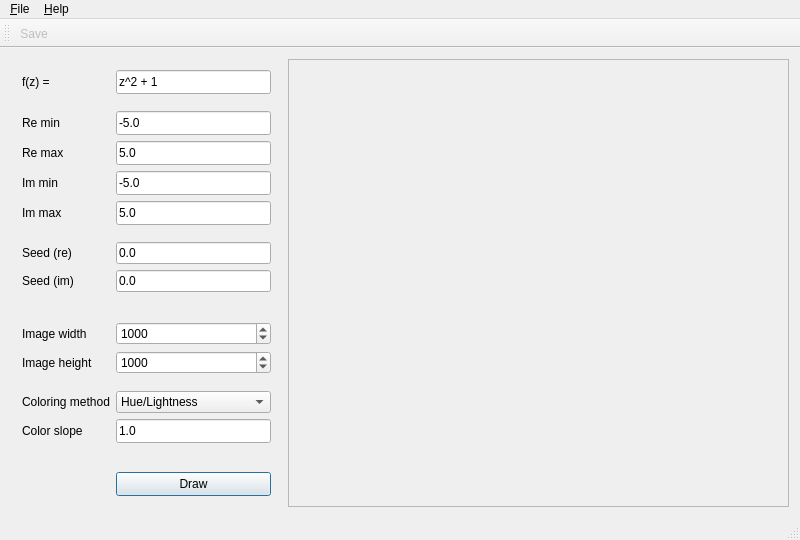
First picture: the form in src/ui/mainwindow.ui, repository mistarro/complex-plot, before the edit.
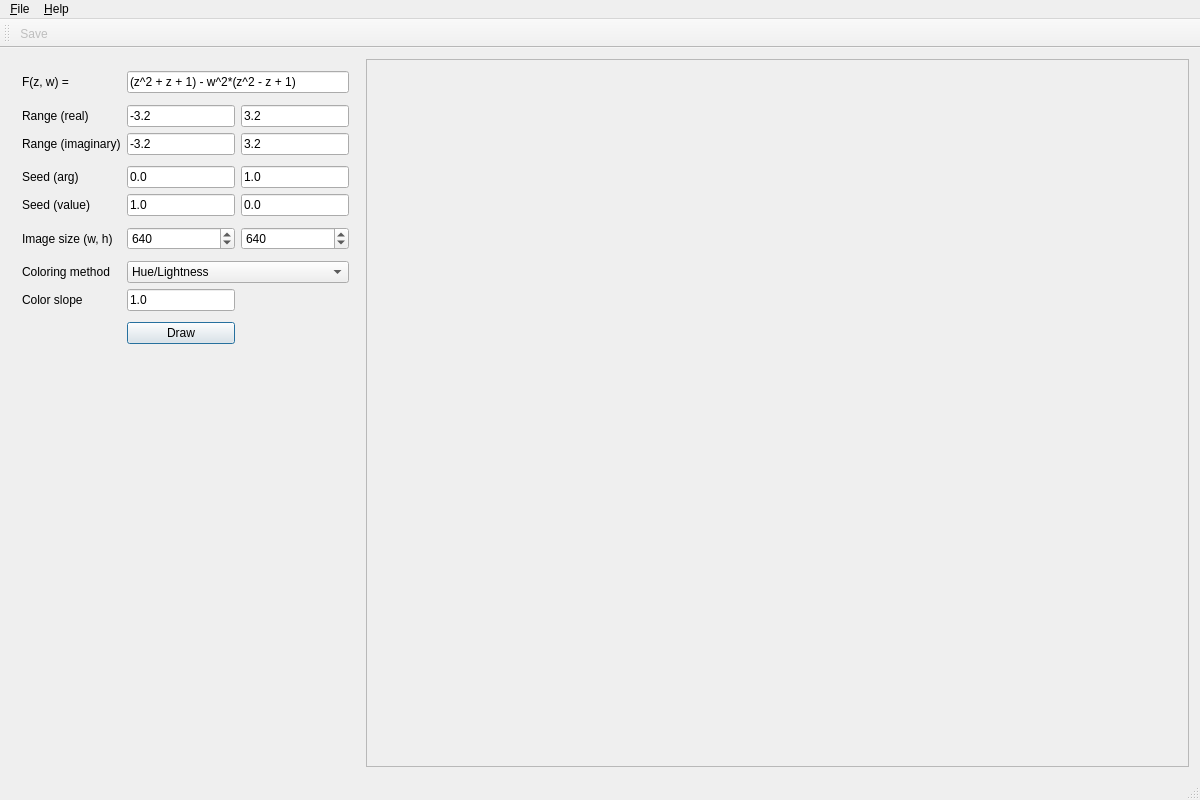
Second picture: the form after the edit. Icons and pictures are not drawn. Custom widgets are drawn as their Qt base class.

Patch:
```diff
--- a/src/ui/mainwindow.ui
+++ b/src/ui/mainwindow.ui
@@ -6,8 +6,8 @@
    <rect>
     <x>0</x>
     <y>0</y>
-    <width>800</width>
-    <height>540</height>
+    <width>1200</width>
+    <height>800</height>
    </rect>
   </property>
   <property name="minimumSize">
@@ -43,44 +43,60 @@
     <item>
      <widget class="QWidget" name="formWidget" native="true">
       <property name="sizePolicy">
-       <sizepolicy hsizetype="Fixed" vsizetype="Preferred">
+       <sizepolicy hsizetype="Fixed" vsizetype="Minimum">
         <horstretch>0</horstretch>
         <verstretch>0</verstretch>
        </sizepolicy>
       </property>
-      <layout class="QFormLayout" name="formLayout">
+      <layout class="QGridLayout" name="gridLayout" columnstretch="0,1,1" columnminimumwidth="0,1,1">
        <property name="sizeConstraint">
         <enum>QLayout::SetMinimumSize</enum>
        </property>
-       <item row="0" column="0">
-        <widget class="QLabel" name="formulaLabel">
+       <item row="14" column="1">
+        <spacer name="verticalSpacer_2">
+         <property name="orientation">
+          <enum>Qt::Vertical</enum>
+         </property>
+         <property name="sizeType">
+          <enum>QSizePolicy::Expanding</enum>
+         </property>
+         <property name="sizeHint" stdset="0">
+          <size>
+           <width>20</width>
+           <height>5</height>
+          </size>
+         </property>
+        </spacer>
+       </item>
+       <item row="3" column="2">
+        <widget class="QLineEdit" name="imMaxLineEdit">
+         <property name="sizePolicy">
+          <sizepolicy hsizetype="MinimumExpanding" vsizetype="Fixed">
+           <horstretch>1</horstretch>
+           <verstretch>1</verstretch>
+          </sizepolicy>
+         </property>
          <property name="minimumSize">
           <size>
            <width>0</width>
-           <height>24</height>
+           <height>0</height>
           </size>
          </property>
          <property name="text">
-          <string>f(z) =</string>
+          <string>3.2</string>
          </property>
         </widget>
        </item>
-       <item row="0" column="1">
-        <widget class="QLineEdit" name="formulaLineEdit">
+       <item row="5" column="2">
+        <widget class="QLineEdit" name="imSeedArgLineEdit">
          <property name="sizePolicy">
-          <sizepolicy hsizetype="MinimumExpanding" vsizetype="Minimum">
-           <horstretch>0</horstretch>
-           <verstretch>0</verstretch>
+          <sizepolicy hsizetype="MinimumExpanding" vsizetype="Fixed">
+           <horstretch>1</horstretch>
+           <verstretch>1</verstretch>
           </sizepolicy>
          </property>
-         <property name="minimumSize">
-          <size>
-           <width>120</width>
-           <height>24</height>
-          </size>
-         </property>
          <property name="text">
-          <string>z^2 + 1</string>
+          <string>1.0</string>
          </property>
         </widget>
        </item>
@@ -100,111 +116,52 @@
          </property>
         </spacer>
        </item>
-       <item row="2" column="0">
-        <widget class="QLabel" name="reminLabel">
-         <property name="text">
-          <string>Re min</string>
-         </property>
-        </widget>
-       </item>
-       <item row="2" column="1">
-        <widget class="QLineEdit" name="reminLineEdit">
-         <property name="sizePolicy">
-          <sizepolicy hsizetype="MinimumExpanding" vsizetype="Minimum">
-           <horstretch>0</horstretch>
-           <verstretch>0</verstretch>
-          </sizepolicy>
-         </property>
+       <item row="0" column="0">
+        <widget class="QLabel" name="formulaLabel">
          <property name="minimumSize">
           <size>
-           <width>120</width>
+           <width>0</width>
            <height>24</height>
           </size>
          </property>
          <property name="text">
-          <string>-5.0</string>
+          <string>F(z, w) =</string>
          </property>
         </widget>
        </item>
-       <item row="3" column="0">
-        <widget class="QLabel" name="remaxLabel">
-         <property name="text">
-          <string>Re max</string>
-         </property>
-        </widget>
-       </item>
-       <item row="3" column="1">
-        <widget class="QLineEdit" name="remaxLineEdit">
+       <item row="11" column="1">
+        <widget class="QLineEdit" name="colorSlopeLineEdit">
          <property name="sizePolicy">
-          <sizepolicy hsizetype="MinimumExpanding" vsizetype="Minimum">
-           <horstretch>0</horstretch>
-           <verstretch>0</verstretch>
+          <sizepolicy hsizetype="MinimumExpanding" vsizetype="Fixed">
+           <horstretch>1</horstretch>
+           <verstretch>1</verstretch>
           </sizepolicy>
          </property>
          <property name="minimumSize">
           <size>
-           <width>120</width>
-           <height>24</height>
+           <width>0</width>
+           <height>0</height>
           </size>
          </property>
          <property name="text">
-          <string>5.0</string>
-         </property>
-        </widget>
-       </item>
-       <item row="4" column="0">
-        <widget class="QLabel" name="imminLabel">
-         <property name="text">
-          <string>Im min</string>
-         </property>
-        </widget>
-       </item>
-       <item row="4" column="1">
-        <widget class="QLineEdit" name="imminLineEdit">
-         <property name="sizePolicy">
-          <sizepolicy hsizetype="MinimumExpanding" vsizetype="Minimum">
-           <horstretch>0</horstretch>
-           <verstretch>0</verstretch>
-          </sizepolicy>
-         </property>
-         <property name="minimumSize">
-          <size>
-           <width>120</width>
-           <height>24</height>
-          </size>
-         </property>
-         <property name="text">
-          <string>-5.0</string>
-         </property>
-        </widget>
-       </item>
-       <item row="5" column="0">
-        <widget class="QLabel" name="immaxLabel">
-         <property name="text">
-          <string>Im max</string>
+          <string>1.0</string>
          </property>
         </widget>
        </item>
        <item row="5" column="1">
-        <widget class="QLineEdit" name="immaxLineEdit">
+        <widget class="QLineEdit" name="reSeedArgLineEdit">
          <property name="sizePolicy">
-          <sizepolicy hsizetype="MinimumExpanding" vsizetype="Minimum">
-           <horstretch>0</horstretch>
-           <verstretch>0</verstretch>
+          <sizepolicy hsizetype="MinimumExpanding" vsizetype="Fixed">
+           <horstretch>1</horstretch>
+           <verstretch>1</verstretch>
           </sizepolicy>
          </property>
-         <property name="minimumSize">
-          <size>
-           <width>120</width>
-           <height>24</height>
-          </size>
-         </property>
          <property name="text">
-          <string>5.0</string>
+          <string>0.0</string>
          </property>
         </widget>
        </item>
-       <item row="6" column="1">
+       <item row="4" column="1">
         <spacer name="formVerticalSpacer2">
          <property name="orientation">
           <enum>Qt::Vertical</enum>
@@ -220,81 +177,78 @@
          </property>
         </spacer>
        </item>
+       <item row="9" column="1">
+        <spacer name="formVerticalSpacer3">
+         <property name="orientation">
+          <enum>Qt::Vertical</enum>
+         </property>
+         <property name="sizeType">
+          <enum>QSizePolicy::Fixed</enum>
+         </property>
+         <property name="sizeHint" stdset="0">
+          <size>
+           <width>20</width>
+           <height>5</height>
+          </size>
+         </property>
+        </spacer>
+       </item>
        <item row="10" column="0">
-        <widget class="QLabel" name="imageWidthLabel">
+        <widget class="QLabel" name="coloringMethodLabel">
          <property name="text">
-          <string>Image width</string>
+          <string>Coloring method</string>
          </property>
         </widget>
        </item>
-       <item row="11" column="0">
-        <widget class="QLabel" name="imageHeightLabel">
+       <item row="8" column="2">
+        <widget class="QSpinBox" name="imageHeightSpinBox">
+         <property name="sizePolicy">
+          <sizepolicy hsizetype="MinimumExpanding" vsizetype="Fixed">
+           <horstretch>1</horstretch>
+           <verstretch>1</verstretch>
+          </sizepolicy>
+         </property>
+         <property name="specialValueText">
+          <string notr="true"/>
+         </property>
+         <property name="minimum">
+          <number>4</number>
+         </property>
+         <property name="maximum">
+          <number>16000</number>
+         </property>
+         <property name="value">
+          <number>640</number>
+         </property>
+        </widget>
+       </item>
+       <item row="2" column="1">
+        <widget class="QLineEdit" name="reMinLineEdit">
+         <property name="sizePolicy">
+          <sizepolicy hsizetype="MinimumExpanding" vsizetype="Fixed">
+           <horstretch>1</horstretch>
+           <verstretch>1</verstretch>
+          </sizepolicy>
+         </property>
+         <property name="minimumSize">
+          <size>
+           <width>0</width>
+           <height>0</height>
+          </size>
+         </property>
          <property name="text">
-          <string>Image height</string>
+          <string>-3.2</string>
          </property>
         </widget>
        </item>
        <item row="12" column="1">
-        <spacer name="formVerticalSpacer3">
-         <property name="orientation">
-          <enum>Qt::Vertical</enum>
-         </property>
-         <property name="sizeType">
-          <enum>QSizePolicy::Fixed</enum>
-         </property>
-         <property name="sizeHint" stdset="0">
-          <size>
-           <width>20</width>
-           <height>5</height>
-          </size>
-         </property>
-        </spacer>
-       </item>
-       <item row="13" column="1">
-        <widget class="QComboBox" name="coloringMethodComboBox">
-         <item>
-          <property name="text">
-           <string>Hue/Lightness</string>
-          </property>
-         </item>
-         <item>
-          <property name="text">
-           <string>Hue/Lightness inverted</string>
-          </property>
-         </item>
-        </widget>
-       </item>
-       <item row="14" column="0">
-        <widget class="QLabel" name="colorSlopeLabel">
-         <property name="text">
-          <string>Color slope</string>
-         </property>
-        </widget>
-       </item>
-       <item row="14" column="1">
-        <widget class="QLineEdit" name="colorSlopeLineEdit">
-         <property name="sizePolicy">
-          <sizepolicy hsizetype="MinimumExpanding" vsizetype="Minimum">
-           <horstretch>0</horstretch>
-           <verstretch>0</verstretch>
-          </sizepolicy>
-         </property>
-         <property name="minimumSize">
-          <size>
-           <width>120</width>
-           <height>24</height>
-          </size>
-         </property>
-         <property name="text">
-          <string>1.0</string>
-         </property>
-        </widget>
-       </item>
-       <item row="15" column="1">
         <spacer name="verticalSpacer">
          <property name="orientation">
           <enum>Qt::Vertical</enum>
          </property>
+         <property name="sizeType">
+          <enum>QSizePolicy::Fixed</enum>
+         </property>
          <property name="sizeHint" stdset="0">
           <size>
            <width>20</width>
@@ -303,12 +257,56 @@
          </property>
         </spacer>
        </item>
-       <item row="16" column="1">
+       <item row="3" column="1">
+        <widget class="QLineEdit" name="imMinLineEdit">
+         <property name="sizePolicy">
+          <sizepolicy hsizetype="MinimumExpanding" vsizetype="Fixed">
+           <horstretch>1</horstretch>
+           <verstretch>1</verstretch>
+          </sizepolicy>
+         </property>
+         <property name="minimumSize">
+          <size>
+           <width>0</width>
+           <height>0</height>
+          </size>
+         </property>
+         <property name="text">
+          <string>-3.2</string>
+         </property>
+        </widget>
+       </item>
+       <item row="0" column="1" colspan="2">
+        <widget class="QLineEdit" name="formulaLineEdit">
+         <property name="sizePolicy">
+          <sizepolicy hsizetype="MinimumExpanding" vsizetype="Fixed">
+           <horstretch>1</horstretch>
+           <verstretch>1</verstretch>
+          </sizepolicy>
+         </property>
+         <property name="minimumSize">
+          <size>
+           <width>0</width>
+           <height>0</height>
+          </size>
+         </property>
+         <property name="text">
+          <string>(z^2 + z + 1) - w^2*(z^2 - z + 1)</string>
+         </property>
+        </widget>
+       </item>
+       <item row="13" column="1">
         <widget class="QPushButton" name="drawButton">
+         <property name="sizePolicy">
+          <sizepolicy hsizetype="MinimumExpanding" vsizetype="Fixed">
+           <horstretch>0</horstretch>
+           <verstretch>0</verstretch>
+          </sizepolicy>
+         </property>
          <property name="minimumSize">
           <size>
            <width>0</width>
-           <height>24</height>
+           <height>0</height>
           </size>
          </property>
          <property name="text">
@@ -319,19 +317,38 @@
          </property>
         </widget>
        </item>
-       <item row="13" column="0">
-        <widget class="QLabel" name="coloringMethodLabel">
+       <item row="2" column="0">
+        <widget class="QLabel" name="reRangeLabel">
          <property name="text">
-          <string>Coloring method</string>
+          <string>Range (real)</string>
          </property>
         </widget>
        </item>
-       <item row="10" column="1">
+       <item row="2" column="2">
+        <widget class="QLineEdit" name="reMaxLineEdit">
+         <property name="sizePolicy">
+          <sizepolicy hsizetype="MinimumExpanding" vsizetype="Fixed">
+           <horstretch>1</horstretch>
+           <verstretch>1</verstretch>
+          </sizepolicy>
+         </property>
+         <property name="minimumSize">
+          <size>
+           <width>0</width>
+           <height>0</height>
+          </size>
+         </property>
+         <property name="text">
+          <string>3.2</string>
+         </property>
+        </widget>
+       </item>
+       <item row="8" column="1">
         <widget class="QSpinBox" name="imageWidthSpinBox">
          <property name="sizePolicy">
-          <sizepolicy hsizetype="MinimumExpanding" vsizetype="Minimum">
-           <horstretch>0</horstretch>
-           <verstretch>0</verstretch>
+          <sizepolicy hsizetype="MinimumExpanding" vsizetype="Fixed">
+           <horstretch>1</horstretch>
+           <verstretch>1</verstretch>
           </sizepolicy>
          </property>
          <property name="specialValueText">
@@ -344,65 +361,32 @@
           <number>16000</number>
          </property>
          <property name="value">
-          <number>1000</number>
+          <number>640</number>
          </property>
         </widget>
        </item>
-       <item row="11" column="1">
-        <widget class="QSpinBox" name="imageHeightSpinBox">
-         <property name="sizePolicy">
-          <sizepolicy hsizetype="MinimumExpanding" vsizetype="Minimum">
-           <horstretch>0</horstretch>
-           <verstretch>0</verstretch>
-          </sizepolicy>
+       <item row="3" column="0">
+        <widget class="QLabel" name="imRangeLabel">
+         <property name="text">
+          <string>Range (imaginary)</string>
          </property>
-         <property name="specialValueText">
-          <string notr="true"/>
-         </property>
-         <property name="minimum">
-          <number>4</number>
-         </property>
-         <property name="maximum">
-          <number>16000</number>
-         </property>
-         <property name="value">
-          <number>1000</number>
+        </widget>
+       </item>
+       <item row="5" column="0">
+        <widget class="QLabel" name="seedArgLabel">
+         <property name="text">
+          <string>Seed (arg)</string>
          </property>
         </widget>
        </item>
        <item row="7" column="1">
-        <widget class="QLineEdit" name="reSeedLineEdit">
-         <property name="text">
-          <string>0.0</string>
-         </property>
-        </widget>
-       </item>
-       <item row="7" column="0">
-        <widget class="QLabel" name="reSeedLabel">
-         <property name="text">
-          <string>Seed (re)</string>
-         </property>
-        </widget>
-       </item>
-       <item row="8" column="1">
-        <widget class="QLineEdit" name="imSeedLineEdit">
-         <property name="text">
-          <string>0.0</string>
-         </property>
-        </widget>
-       </item>
-       <item row="8" column="0">
-        <widget class="QLabel" name="imSeedLabel">
-         <property name="text">
-          <string>Seed (im)</string>
-         </property>
-        </widget>
-       </item>
-       <item row="9" column="1">
         <spacer name="formVerticalSpacer4">
          <property name="orientation">
           <enum>Qt::Vertical</enum>
          </property>
+         <property name="sizeType">
+          <enum>QSizePolicy::Fixed</enum>
+         </property>
          <property name="sizeHint" stdset="0">
           <size>
            <width>20</width>
@@ -411,6 +395,61 @@
          </property>
         </spacer>
        </item>
+       <item row="11" column="0">
+        <widget class="QLabel" name="colorSlopeLabel">
+         <property name="text">
+          <string>Color slope</string>
+         </property>
+        </widget>
+       </item>
+       <item row="8" column="0">
+        <widget class="QLabel" name="imageSizeLabel">
+         <property name="text">
+          <string>Image size (w, h)</string>
+         </property>
+        </widget>
+       </item>
+       <item row="10" column="1" colspan="2">
+        <widget class="QComboBox" name="coloringMethodComboBox">
+         <property name="sizePolicy">
+          <sizepolicy hsizetype="Expanding" vsizetype="Fixed">
+           <horstretch>1</horstretch>
+           <verstretch>1</verstretch>
+          </sizepolicy>
+         </property>
+         <item>
+          <property name="text">
+           <string>Hue/Lightness</string>
+          </property>
+         </item>
+         <item>
+          <property name="text">
+           <string>Hue/Lightness inverted</string>
+          </property>
+         </item>
+        </widget>
+       </item>
+       <item row="6" column="0">
+        <widget class="QLabel" name="seedValueLabel">
+         <property name="text">
+          <string>Seed (value)</string>
+         </property>
+        </widget>
+       </item>
+       <item row="6" column="1">
+        <widget class="QLineEdit" name="reSeedValueLineEdit">
+         <property name="text">
+          <string>1.0</string>
+         </property>
+        </widget>
+       </item>
+       <item row="6" column="2">
+        <widget class="QLineEdit" name="imSeedValueLineEdit">
+         <property name="text">
+          <string>0.0</string>
+         </property>
+        </widget>
+       </item>
       </layout>
      </widget>
     </item>
@@ -422,6 +461,12 @@
         <verstretch>0</verstretch>
        </sizepolicy>
       </property>
+      <property name="minimumSize">
+       <size>
+        <width>400</width>
+        <height>400</height>
+       </size>
+      </property>
       <property name="widgetResizable">
        <bool>true</bool>
       </property>
@@ -514,7 +559,7 @@
     <rect>
      <x>0</x>
      <y>0</y>
-     <width>800</width>
+     <width>1200</width>
      <height>22</height>
     </rect>
    </property>
```
Left out of the diff: 16 changed lines with no effect on the pictures.
